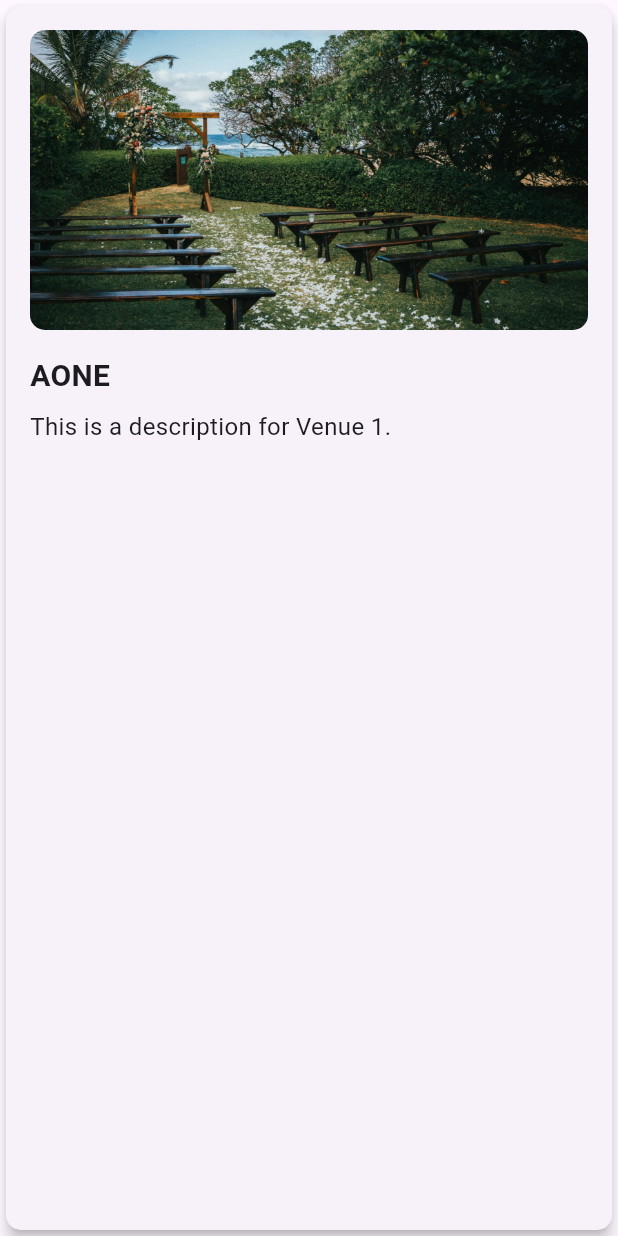
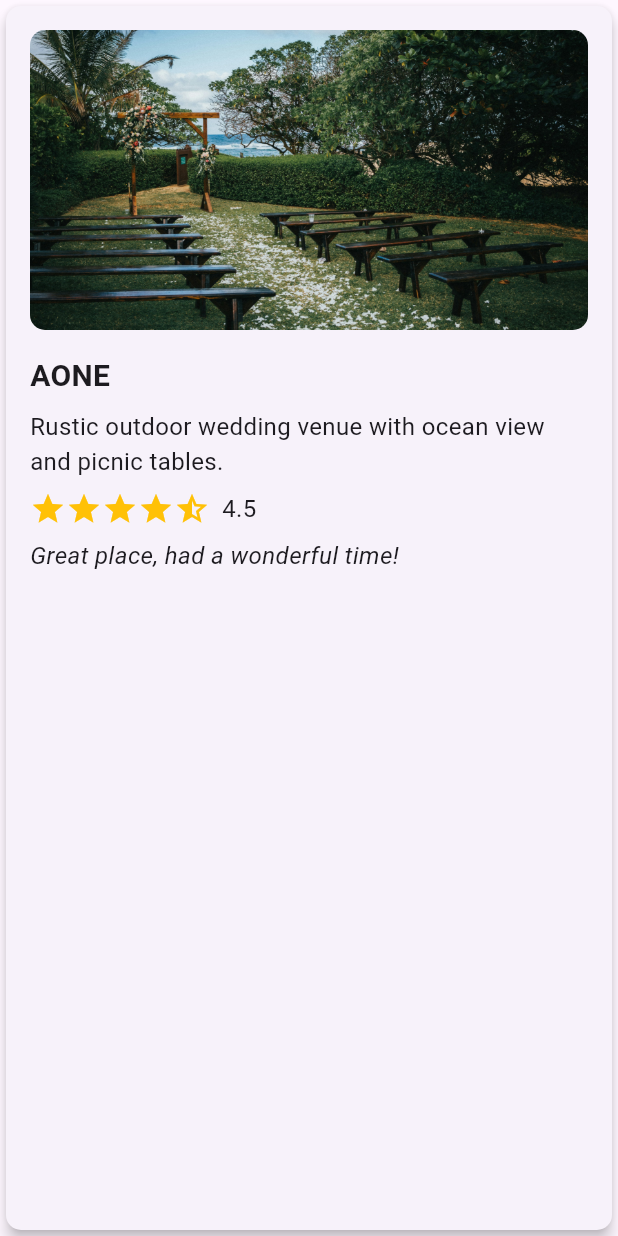
Before and after one commit to ST60002CEM/batch32b-Abhilekh0724, a Flutter app: the VenueCard widget shown alone on an empty page, opened directly, on a phone screen of 412 x 824 dp. Run offline on Flutter 3.47's test engine with Material 3 defaults, Android fonts, the phone set to English and light mode, and no system bars; our stand-ins replace google_sign_in, video_player; missing offline and left inert: flutter_facebook_auth.

Commit message:
Reviews and rating

```diff
--- a/lib/screen/home_screen.dart
+++ b/lib/screen/home_screen.dart
@@ -21,24 +21,34 @@ class _HomeScreenState extends State<HomeScreen> {
           VenueCard(
             imagePath: 'assets/images/AOne.jpg',
             venueName: 'AONE',
-            description: 'This is a description for Venue 1.',
+            description: 'Rustic outdoor wedding venue with ocean view and picnic tables.',
+
+            rating: 4.5,
+            review: 'Great place, had a wonderful time!',
           ),
           SizedBox(height: 16.0),
           VenueCard(
             imagePath: 'assets/images/jeremy.jpg',
-            venueName: 'Venue 2',
-            description: 'This is a description for Venue 2.',
+            venueName: 'Green Side',
+            description: 'Serene outdoor wedding venue by a lake with greenery backdrop',
+            rating: 4.0,
+            review: 'Good ambiance and service.',
           ),
           SizedBox(height: 16.0),
           VenueCard(
             imagePath: 'assets/images/Party.jpg',
-            venueName: 'Venue 3',
-            description: 'This is a description for Venue 3.',
+            venueName: 'VenueVendor',
+            description: 'Outdoor wedding venue with good ambience',
+            rating: 3.5,
+            review: 'Nice place, but could be better.',
           ),
+          SizedBox(height: 16.0),
           VenueCard(
             imagePath: 'assets/images/Dar.jpg',
-            venueName: 'Venue 4',
-            description: 'This is a description for Venue 4.',
+            venueName: 'Classic',
+            description: 'Elegant indoor wedding reception venue with string lights decoration..',
+            rating: 5.0,
+            review: 'Absolutely fantastic!',
           ),
         ],
       ),
@@ -50,12 +60,16 @@ class VenueCard extends StatelessWidget {
   final String imagePath;
   final String venueName;
   final String description;
+  final double rating;
+  final String review;
 
   const VenueCard({
     super.key,
     required this.imagePath,
     required this.venueName,
     required this.description,
+    required this.rating,
+    required this.review,
   });
 
   @override
@@ -90,9 +104,47 @@ class VenueCard extends StatelessWidget {
               description,
               style: const TextStyle(fontSize: 16.0),
             ),
+            const SizedBox(height: 8.0),
+            Row(
+              children: [
+                StarRating(rating: rating),
+                const SizedBox(width: 8.0),
+                Text(
+                  rating.toString(),
+                  style: const TextStyle(fontSize: 16.0),
+                ),
+              ],
+            ),
+            const SizedBox(height: 8.0),
+            Text(
+              review,
+              style: const TextStyle(fontSize: 16.0, fontStyle: FontStyle.italic),
+            ),
           ],
         ),
       ),
     );
   }
 }
+
+class StarRating extends StatelessWidget {
+  final double rating;
+  const StarRating({super.key, required this.rating});
+
+  @override
+  Widget build(BuildContext context) {
+    List<Widget> stars = [];
+    for (int i = 1; i <= 5; i++) {
+      Icon starIcon;
+      if (i <= rating) {
+        starIcon = const Icon(Icons.star, color: Colors.amber);
+      } else if (i - rating < 1) {
+        starIcon = const Icon(Icons.star_half, color: Colors.amber);
+      } else {
+        starIcon = const Icon(Icons.star_border, color: Colors.amber);
+      }
+      stars.add(starIcon);
+    }
+    return Row(children: stars);
+  }
+}
```
